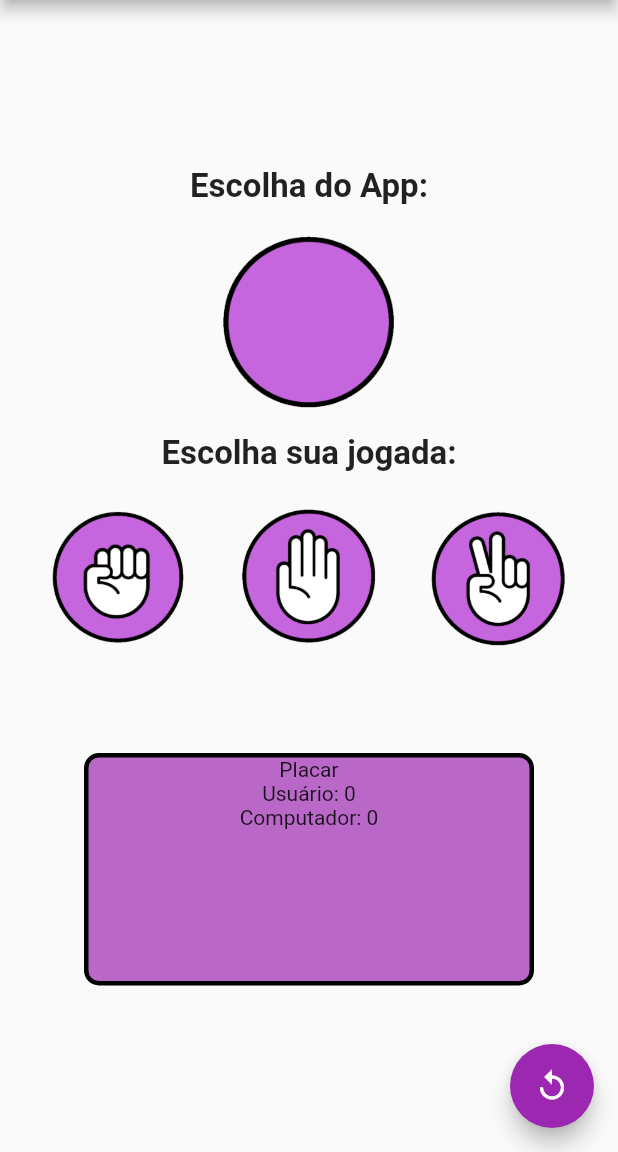
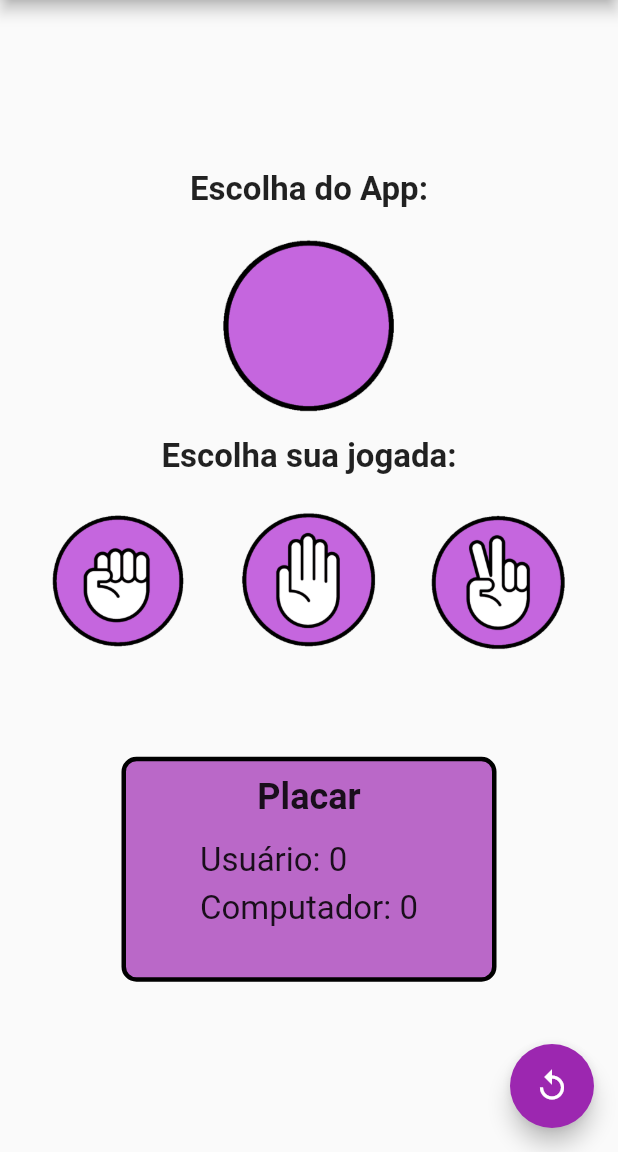
Before and after one commit to luizmineiro/PROG4_AVAL1, a Flutter app: the screen it shows after launch, on a phone screen of 412 x 824 dp, the part 84-1236 px from its top. Run offline on Flutter 3.47's test engine with Material 2 defaults, Android fonts, the phone set to English and light mode, and no system bars.

Commit message:
style placar

```diff
--- a/lib/src/screen/jokenpo_home_page.dart
+++ b/lib/src/screen/jokenpo_home_page.dart
@@ -34,7 +34,8 @@ class _JokenpoHomePageState extends State<JokenpoHomePage> {
       int computerIndex;
       do {
         computerIndex = random.nextInt(3);
-      } while (_choices[computerIndex] == _playerChoice || _choices[computerIndex] == _previousComputerChoice);
+      } while (_choices[computerIndex] == _playerChoice ||
+          _choices[computerIndex] == _previousComputerChoice);
 
       _previousComputerChoice = _computerChoice;
       _computerChoice = _choices[computerIndex];
@@ -150,8 +151,8 @@ class _JokenpoHomePageState extends State<JokenpoHomePage> {
             Padding(
               padding: const EdgeInsets.only(top: 22),
               child: Container(
-                height: 155,
-                width: 300,
+                height: 150,
+                width: 250,
                 decoration: BoxDecoration(
                   color: Colors.purple.shade300,
                   borderRadius: BorderRadius.circular(10.0),
@@ -162,9 +163,36 @@ class _JokenpoHomePageState extends State<JokenpoHomePage> {
                 ),
                 child: Column(
                   children: [
-                    const Text("Placar"),
-                    Text("Usuário: $_playerScore"),
-                    Text("Computador: $_computerScore"),
+                    const Padding(
+                      padding: EdgeInsets.only(top: 10, bottom: 15),
+                      child: Text(
+                        "Placar",
+                        style: TextStyle(
+                          fontSize: 24,
+                          fontWeight: FontWeight.bold,
+                        ),
+                      ),
+                    ),
+                    Column(
+                      crossAxisAlignment: CrossAxisAlignment.start,
+                      children: [
+                        Text(
+                          "Usuário: $_playerScore",
+                          style: const TextStyle(
+                            fontSize: 22,
+                          ),
+                        ),
+                        const SizedBox(
+                          height: 6,
+                        ),
+                        Text(
+                          "Computador: $_computerScore",
+                          style: const TextStyle(
+                            fontSize: 22,
+                          ),
+                        ),
+                      ],
+                    ),
                   ],
                 ),
               ),
@@ -174,7 +202,8 @@ class _JokenpoHomePageState extends State<JokenpoHomePage> {
       ),
       floatingActionButton: FloatingActionButton(
         onPressed: () {
-          Navigator.of(context).pushNamedAndRemoveUntil('/home', (route) => false);
+          Navigator.of(context)
+              .pushNamedAndRemoveUntil('/home', (route) => false);
         },
         child: const Icon(Icons.replay_sharp),
       ),
```
